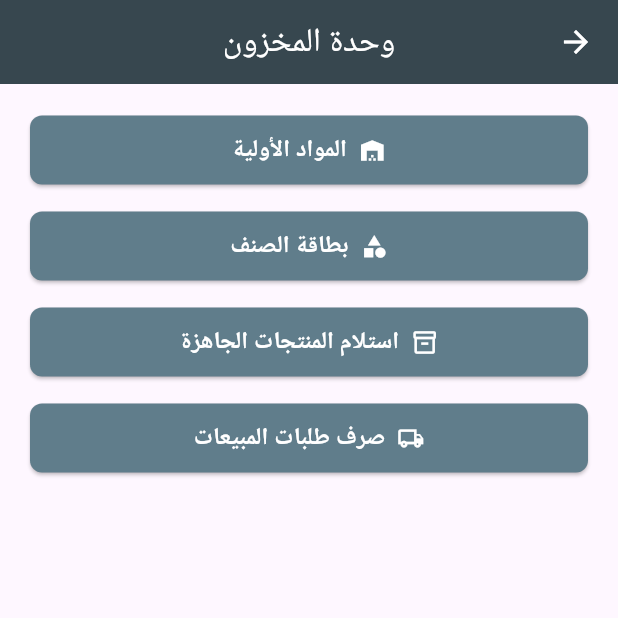
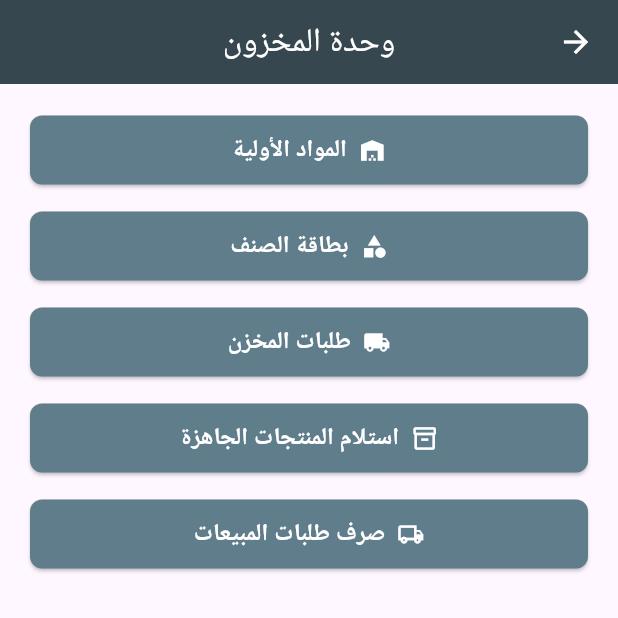
Before and after one commit to HGhurbani/plastic_factory_management, a Flutter app: the InventoryManagementScreen screen opened by its route, on a phone screen of 412 x 824 dp, the top half of it. Run offline on Flutter 3.47's test engine with Material 3 defaults, Android fonts, the phone set to English and light mode, and no system bars; our stand-ins replace cloud_firestore, firebase_auth, firebase_core, google_fonts, image_picker, signature; accounts and stored records are empty; Roboto replaces fonts that are missing (Tajawal).

Commit message:
Add warehouse requests shortcut to inventory dashboard

```diff
--- a/lib/presentation/inventory/inventory_management_screen.dart
+++ b/lib/presentation/inventory/inventory_management_screen.dart
@@ -33,6 +33,13 @@ class InventoryManagementScreen extends StatelessWidget {
             ),
             const SizedBox(height: 16),
             ElevatedButton.icon(
+              icon: const Icon(Icons.local_shipping),
+              label: Text(appLocalizations.warehouseRequests),
+              onPressed: () =>
+                  Navigator.of(context).pushNamed(AppRouter.warehouseRequestsRoute),
+            ),
+            const SizedBox(height: 16),
+            ElevatedButton.icon(
               icon: const Icon(Icons.inventory_2_outlined),
               label: const Text('استلام المنتجات الجاهزة', textDirection: TextDirection.rtl),
               onPressed: () {},
```
